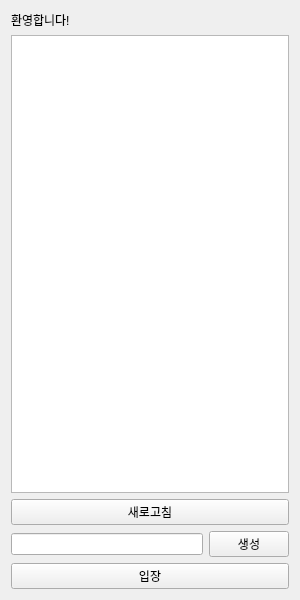
Above: ui/roomlistui.ui from didwnsgur999/Trpg_Table before the change. Below: the same form after it.
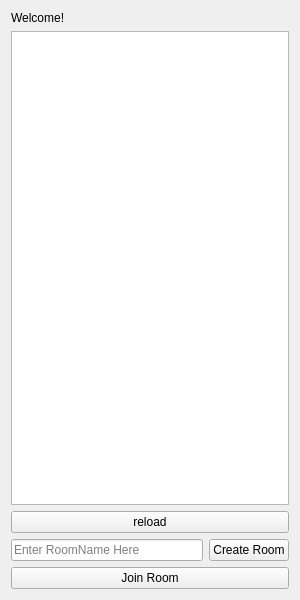
That is the form after the change.

What changed in the file:
```diff
--- a/ui/roomlistui.ui
+++ b/ui/roomlistui.ui
@@ -25,7 +25,7 @@
      <item>
       <widget class="QLabel" name="welcomeLabel">
        <property name="text">
-        <string>환영합니다!</string>
+        <string>Welcome!</string>
        </property>
       </widget>
      </item>
@@ -35,19 +35,23 @@
      <item>
       <widget class="QPushButton" name="resetRoomListButton">
        <property name="text">
-        <string>새로고침</string>
+        <string>reload</string>
        </property>
       </widget>
      </item>
      <item>
       <layout class="QHBoxLayout" name="horizontalLayout">
        <item>
-        <widget class="QLineEdit" name="createRoomLineEdit"/>
+        <widget class="QLineEdit" name="createRoomLineEdit">
+         <property name="placeholderText">
+          <string>Enter RoomName Here</string>
+         </property>
+        </widget>
        </item>
        <item>
         <widget class="QPushButton" name="createRoomButton">
          <property name="text">
-          <string>생성</string>
+          <string>Create Room</string>
          </property>
         </widget>
        </item>
@@ -56,7 +60,7 @@
      <item>
       <widget class="QPushButton" name="enterRoomButton">
        <property name="text">
-        <string>입장</string>
+        <string>Join Room</string>
        </property>
       </widget>
      </item>
```
